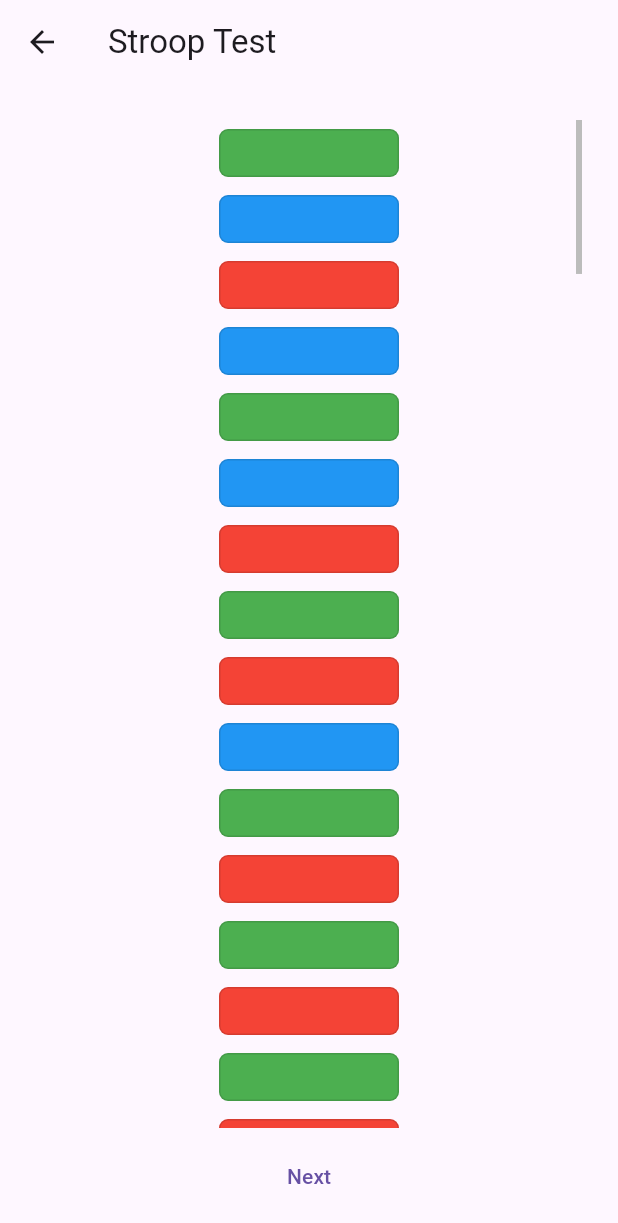
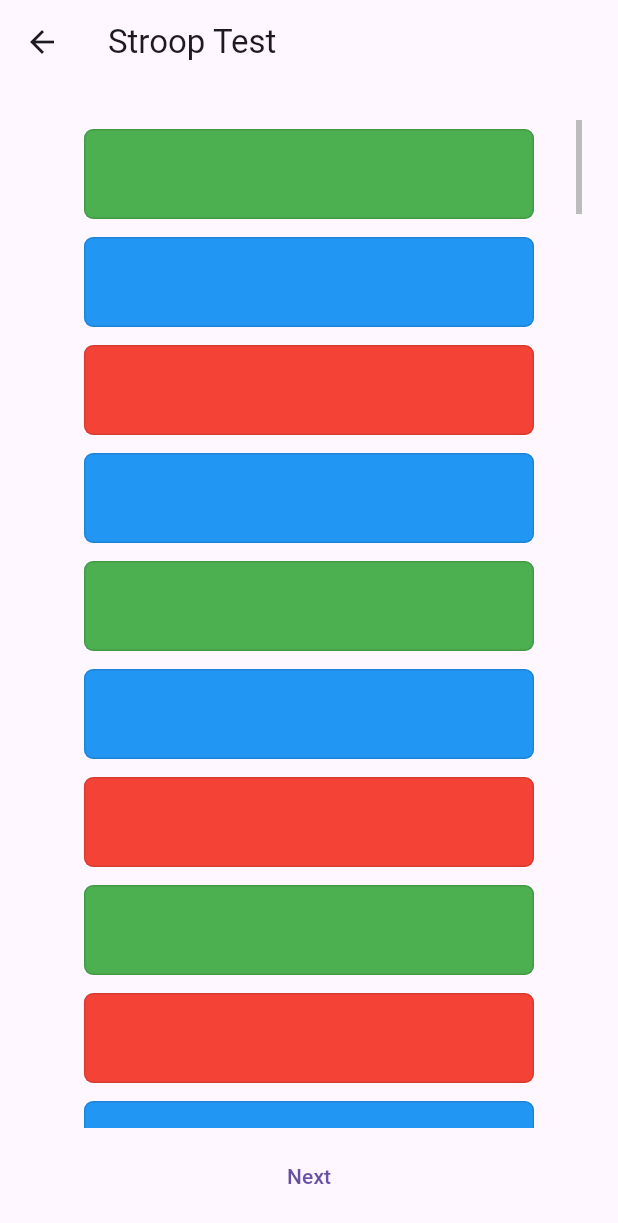
Before and after one commit to dcajal/cognitive_tests, a Flutter app: the StroopTestPage screen opened directly, after a tap on "Next", on a phone screen of 412 x 824 dp. Shown: the top 1223 px of the screen. Run offline on Flutter 3.47's test engine with Material 3 defaults, Android fonts, the phone set to English and light mode, and no system bars; our stand-ins replace sprintf; missing offline and left inert: record.

Commit message:
Refactor StroopViewer: add customizable text style and item height for improved layout flexibility

```diff
--- a/lib/src/widgets/stroop_viewer.dart
+++ b/lib/src/widgets/stroop_viewer.dart
@@ -6,11 +6,15 @@ import '../tests/stroop_test.dart';
 class StroopViewer extends StatefulWidget {
   final StroopTest test;
   final int currentPage;
+  final TextStyle? textStyle;
+  final double itemHeight;
 
   const StroopViewer({
     super.key,
     required this.test,
     required this.currentPage,
+    this.textStyle,
+    this.itemHeight = 60,
   });
 
   static int get totalPages => StroopTest.totalPages;
@@ -73,12 +77,25 @@ class _StroopViewerState extends State<StroopViewer> {
           return Padding(
             padding: const EdgeInsets.symmetric(vertical: 4.0),
             child: Center(
-              child: Text(
-                s.text,
-                style: Theme.of(context).textTheme.headlineSmall?.copyWith(
+              child: Container(
+                width: widget.itemHeight * 5,
+                height: widget.itemHeight,
+                alignment: Alignment.center,
+                child: FittedBox(
+                  fit: BoxFit.contain,
+                  child: Text(
+                    s.text,
+                    style: (widget.textStyle ??
+                            const TextStyle(
+                                fontFamily: 'OpenSans',
+                                fontWeight: FontWeight.bold,
+                                fontSize: 36))
+                        .copyWith(
                       color: s.color,
-                      fontWeight: FontWeight.bold,
                     ),
+                    textAlign: TextAlign.center,
+                  ),
+                ),
               ),
             ),
           );
@@ -100,8 +117,8 @@ class _StroopViewerState extends State<StroopViewer> {
             padding: const EdgeInsets.symmetric(vertical: 6.0),
             child: Center(
               child: Container(
-                width: 120,
-                height: 32,
+                width: widget.itemHeight * 5,
+                height: widget.itemHeight,
                 decoration: BoxDecoration(
                   color: s.color,
                   borderRadius: BorderRadius.circular(6),
```
